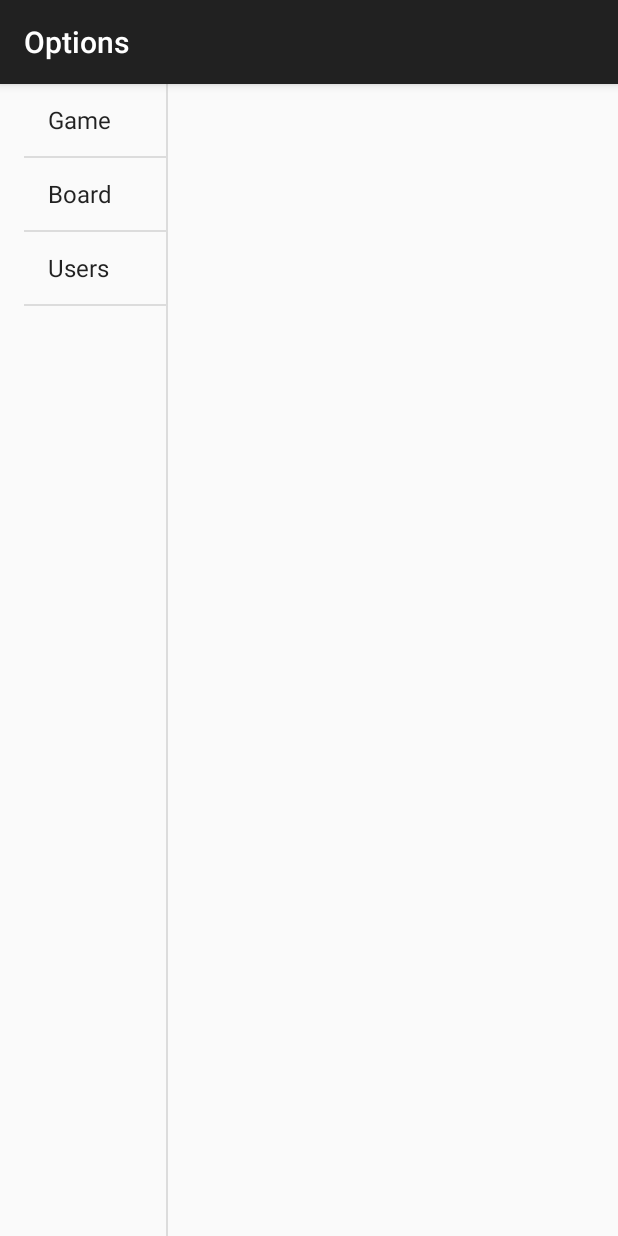
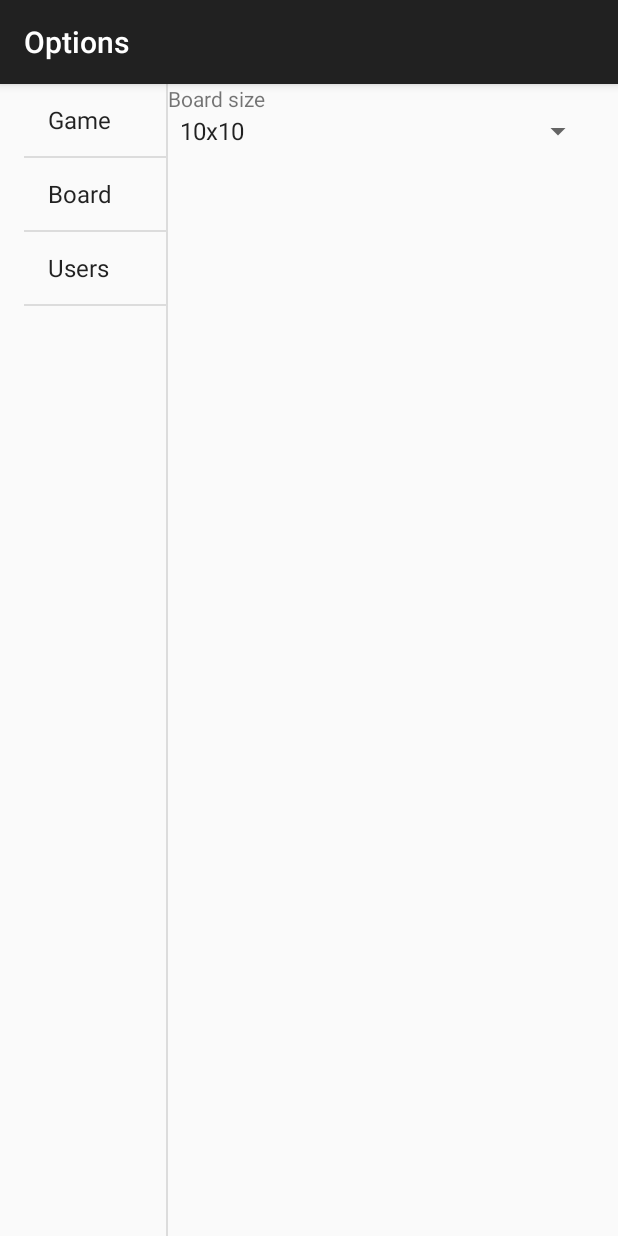
Before and after one commit to rozdy/epidemy, an Android app: the OptionsListFragment screen opened directly, with no data from a screen before it, after a tap on "Board", on a phone screen of 412 x 824 dp. Run offline under Robolectric (Android 15) with nearby library versions, the phone set to English and light mode, and no system bars.

Commit message:
Added board and users options.

```diff
--- a/app/src/main/java/sorry/no/domain/test_project/BoardOptions.java
+++ b/app/src/main/java/sorry/no/domain/test_project/BoardOptions.java
@@ -1,4 +1,7 @@
 package sorry.no.domain.test_project;
+
+import java.util.Arrays;
+import java.util.List;
 
 /**
  * Created by hex on 8/16/2015.
@@ -9,9 +12,21 @@ public class BoardOptions {
     public static final int DEFAULT_WIDTH = 10;
     public static final int DEFAULT_HEIGHT = 10;
 
+    public static final List<BoardOptions> standardBoardSizes =
+            Arrays.asList(new BoardOptions(10, 10), new BoardOptions(20, 20));
+
     public BoardOptions() {
         width = DEFAULT_WIDTH;
         height = DEFAULT_HEIGHT;
+    }
+
+    public BoardOptions(int width, int height) {
+        this.width = width;
+        this.height = height;
+    }
+
+    public String toString() {
+        return width + "x" + height;
     }
 
     public int getWidth() {
@@ -21,4 +36,23 @@ public class BoardOptions {
     public int getHeight() {
         return height;
     }
+
+    public void setWidth(int width) {
+        this.width = width;
+    }
+
+    public void setHeight(int height) {
+        this.height = height;
+    }
+
+    @Override
+    public boolean equals(Object o) {
+        if (this == o) return true;
+        if (!(o instanceof BoardOptions)) return false;
+
+        BoardOptions boardOptions = (BoardOptions) o;
+
+        if (boardOptions.getWidth() != this.getWidth()) return false;
+        return (boardOptions.getHeight() == this.getHeight());
+    }
 }
--- a/app/src/main/java/sorry/no/domain/test_project/Player.java
+++ b/app/src/main/java/sorry/no/domain/test_project/Player.java
@@ -21,6 +21,10 @@ public class Player {
         return name;
     }
 
+    public void setName(String name) {
+        this.name = name;
+    }
+
     public static void resetIdCounter() {
         nextId = 0;
     }
--- a/app/src/main/java/sorry/no/domain/test_project/ui/OptionsContent.java
+++ b/app/src/main/java/sorry/no/domain/test_project/ui/OptionsContent.java
@@ -24,10 +24,9 @@ public class OptionsContent {
     public static final String BOARD_OPTIONS_ID = "2";
     public static final String USERS_OPTIONS_ID = "3";
 
-    public static ArrayAdapter<OptionsContent.OptionsItem>
-    createOptionsListAdapter(Context context, int resource) {
+    public static ArrayAdapter<OptionsItem> createOptionsListAdapter(Context context, int resource) {
         init(context);
-        ArrayAdapter<OptionsContent.OptionsItem> adapter = new ArrayAdapter<OptionsItem>(context,
+        ArrayAdapter<OptionsItem> adapter = new ArrayAdapter<OptionsItem>(context,
                 android.R.layout.simple_list_item_activated_1,
                 ITEMS);
         return adapter;
--- a/app/src/main/java/sorry/no/domain/test_project/ui/OptionsDetailFragment.java
+++ b/app/src/main/java/sorry/no/domain/test_project/ui/OptionsDetailFragment.java
@@ -1,13 +1,29 @@
 package sorry.no.domain.test_project.ui;
 
+import android.app.ActionBar;
+import android.content.Context;
 import android.os.Bundle;
 import android.support.v4.app.Fragment;
+import android.text.Editable;
+import android.text.InputType;
+import android.text.TextWatcher;
+import android.view.KeyEvent;
 import android.view.LayoutInflater;
 import android.view.View;
 import android.view.ViewGroup;
+import android.widget.AdapterView;
+import android.widget.ArrayAdapter;
+import android.widget.EditText;
 import android.widget.SeekBar;
+import android.widget.Spinner;
+import android.widget.TableLayout;
+import android.widget.TableRow;
 import android.widget.TextView;
 
+import java.util.ArrayList;
+import java.util.List;
+
+import sorry.no.domain.test_project.BoardOptions;
 import sorry.no.domain.test_project.GameOptions;
 import sorry.no.domain.test_project.Options;
 import sorry.no.domain.test_project.R;
@@ -38,12 +54,16 @@ public class OptionsDetailFragment extends Fragment {
             initGameOptions(rootView);
         } else if (mItem.id.equals(OptionsContent.BOARD_OPTIONS_ID)) {
             rootView = inflater.inflate(R.layout.fragment_board_options_detail, container, false);
+            initBoardOptions(rootView);
         } else if (mItem.id.equals(OptionsContent.USERS_OPTIONS_ID)) {
-            rootView = inflater.inflate(R.layout.fragment_users_options_detail, container, false);
+            rootView = new TableLayout(getActivity());
+            rootView.setLayoutParams(new TableLayout.LayoutParams(
+                    TableLayout.LayoutParams.MATCH_PARENT,
+                    TableLayout.LayoutParams.MATCH_PARENT));
+            initUsersOptions(rootView);
         } else { //Todo fix this case
             rootView = inflater.inflate(R.layout.fragment_users_options_detail, container, false);
         }
-
         return rootView;
     }
 
@@ -101,4 +121,78 @@ public class OptionsDetailFragment extends Fragment {
             }
         });
     }
+
+    public void initBoardOptions(View rootView) {
+        Spinner boardSizeSpinner = (Spinner) rootView.findViewById(R.id.board_size_spinner);
+        ArrayAdapter<BoardOptions> adapter = new ArrayAdapter<>(rootView.getContext(),
+                android.R.layout.simple_spinner_item, BoardOptions.standardBoardSizes);
+        adapter.setDropDownViewResource(android.R.layout.simple_spinner_dropdown_item);
+        boardSizeSpinner.setAdapter(adapter);
+        int position = 0;
+        while (!adapter.getItem(position).equals(Options.getInstance().getBoardOptions()) ||
+                position == adapter.getCount()) {
+            position++;
+        }
+        if (adapter.getItem(position).equals(Options.getInstance().getBoardOptions())) {
+            boardSizeSpinner.setSelection(position);
+        }
+        boardSizeSpinner.setOnItemSelectedListener(new AdapterView.OnItemSelectedListener() {
+            @Override
+            public void onItemSelected(AdapterView<?> parent, View view, int position, long id) {
+                BoardOptions boardSize = (BoardOptions) parent.getItemAtPosition(position);
+                Options.getInstance().getBoardOptions().setWidth(boardSize.getWidth());
+                Options.getInstance().getBoardOptions().setHeight(boardSize.getHeight());
+            }
+
+            @Override
+            public void onNothingSelected(AdapterView<?> parent) {
+            }
+        });
+        //Todo add custom board sizes
+    }
+
+    public void initUsersOptions(View rootView) {
+        for (int player = 0; player < UsersOptions.MAX_PLAYERS_NUMBER; player++) {
+            TableRow tableRow = new TableRow(rootView.getContext());
+            tableRow.setLayoutParams(new TableRow.LayoutParams(TableRow.LayoutParams.MATCH_PARENT,
+                    TableRow.LayoutParams.WRAP_CONTENT));
+            TextView playerNumberTextView = new TextView(rootView.getContext());
+            playerNumberTextView.setLayoutParams(new TableRow.LayoutParams(TableRow.LayoutParams.WRAP_CONTENT,
+                    TableRow.LayoutParams.WRAP_CONTENT));
+            playerNumberTextView.setText((player + 1) + ".");
+            tableRow.addView(playerNumberTextView);
+            EditText playerNameEditText = new EditText(rootView.getContext());
+            playerNameEditText.setLayoutParams(
+                    new TableRow.LayoutParams(TableRow.LayoutParams.MATCH_PARENT,
+                            TableRow.LayoutParams.WRAP_CONTENT));
+            playerNameEditText.setTag(player);
+            playerNameEditText.setText(Options.getInstance().getUsersOptions().getPlayer(player).getName());
+            playerNameEditText.addTextChangedListener(new PlayerNameTextWatcher(playerNameEditText));
+            tableRow.addView(playerNameEditText);
+            //Todo add color picker
+            ((TableLayout) rootView).addView(tableRow);
+        }
+    }
+
+    public static class PlayerNameTextWatcher implements TextWatcher {
+        private EditText editText;
+
+        public PlayerNameTextWatcher(EditText editText) {
+            this.editText = editText;
+        }
+
+        @Override
+        public void beforeTextChanged(CharSequence s, int start, int count, int after) {
+        }
+
+        @Override
+        public void onTextChanged(CharSequence s, int start, int before, int count) {
+        }
+
+        @Override
+        public void afterTextChanged(Editable s) {
+            Options.getInstance().getUsersOptions().getPlayer((int) editText.getTag())
+                    .setName(editText.getText().toString());
+        }
+    }
 }
--- a/app/src/main/res/layout/fragment_board_options_detail.xml
+++ b/app/src/main/res/layout/fragment_board_options_detail.xml
@@ -1,5 +1,18 @@
 <?xml version="1.0" encoding="utf-8"?>
 <RelativeLayout xmlns:android="http://schemas.android.com/apk/res/android"
-    android:layout_width="match_parent" android:layout_height="match_parent">
+    android:layout_width="match_parent"
+    android:layout_height="match_parent">
+
+    <TextView
+        android:id="@+id/board_size_caption"
+        android:layout_width="wrap_content"
+        android:layout_height="wrap_content"
+        android:text="@string/board_size" />
+
+    <Spinner
+        android:id="@+id/board_size_spinner"
+        android:layout_width="fill_parent"
+        android:layout_height="wrap_content"
+        android:layout_below="@id/board_size_caption" />
 
 </RelativeLayout>
--- a/app/src/main/res/values/strings.xml
+++ b/app/src/main/res/values/strings.xml
@@ -18,4 +18,5 @@
     <string name="users_options">Users</string>
     <string name="number_of_players">Number of players</string>
     <string name="number_of_moves">Number of moves</string>
+    <string name="board_size">Board size</string>
 </resources>
```
Also changed, not shown: app/src/main/res/layout/fragment_users_options_detail.xml (+5 -4 lines).
